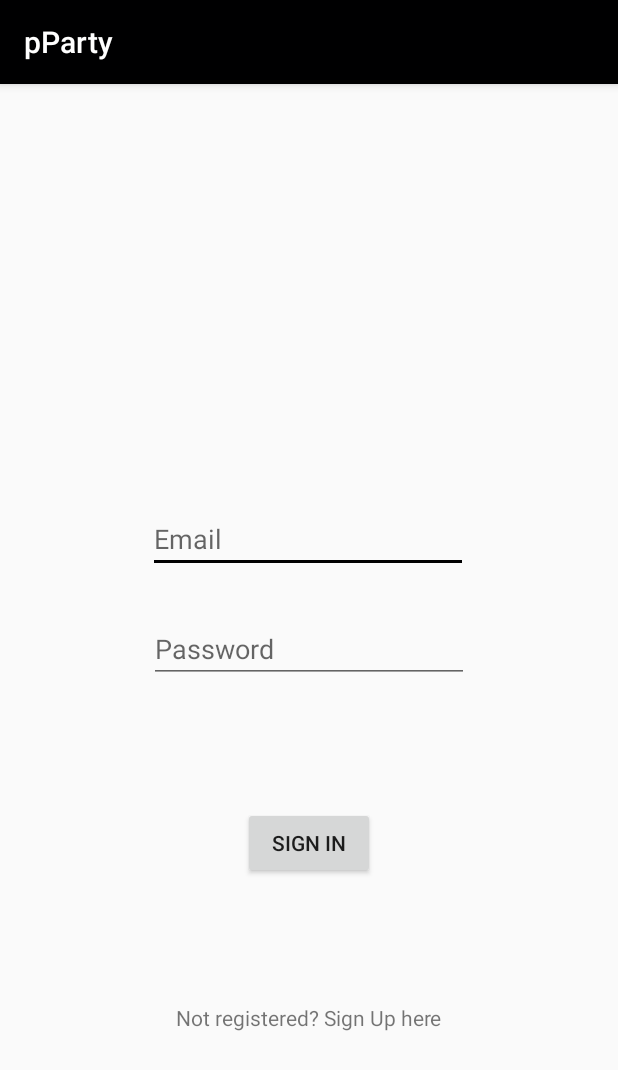
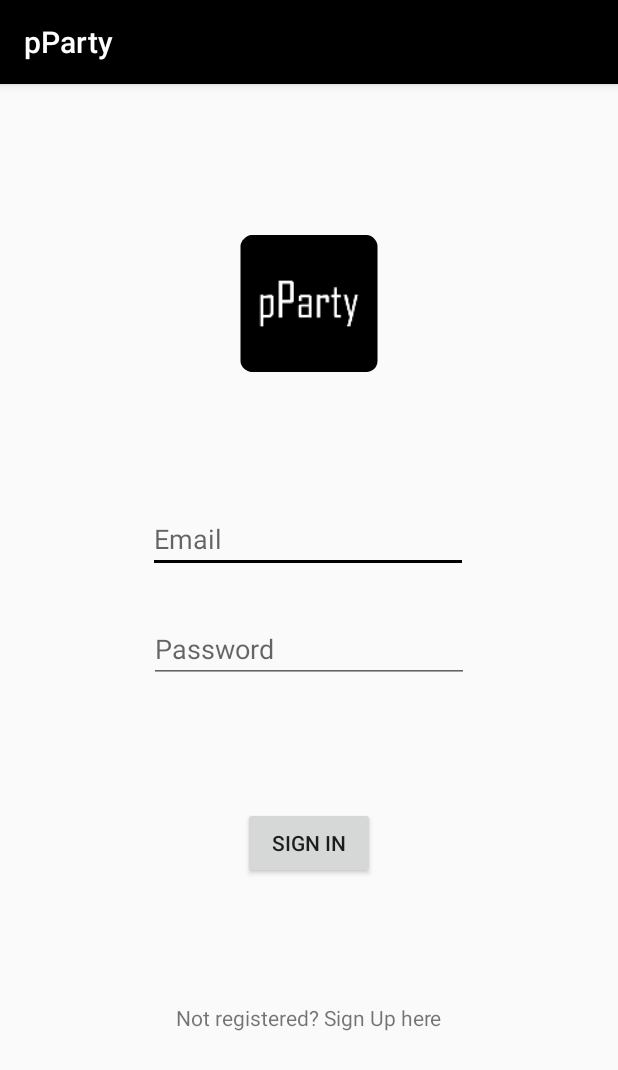
Before and after one commit to illianechesa/pParty, an Android app: the LoginActivity screen opened directly, with no data from a screen before it, on a phone screen of 412 x 824 dp. Shown: the top 1070 px of the screen. Run offline under Robolectric (Android 15) with nearby library versions, the phone set to English and light mode, and no system bars; our stand-ins replace Firebase (no records; nobody signed in at launch, a user with empty details on screens opened directly).

Commit message:
Logout done correctly, some changes in the xml register and login files
Signed-off-by: Illia Nechesa <nechesaillya@yahoo.es>

```diff
--- a/app/src/main/res/layout/activity_login.xml
+++ b/app/src/main/res/layout/activity_login.xml
@@ -5,6 +5,19 @@
     android:layout_width="match_parent"
     android:layout_height="match_parent"
     tools:context=".LoginActivity">
+
+
+    <ImageView
+        android:id="@+id/logo"
+        android:layout_width="117dp"
+        android:layout_height="91dp"
+        android:layout_marginBottom="576dp"
+        app:layout_constraintBottom_toBottomOf="parent"
+        app:layout_constraintEnd_toEndOf="parent"
+        app:layout_constraintStart_toStartOf="parent"
+        app:layout_constraintTop_toTopOf="parent"
+        app:layout_constraintVertical_bias="1.0"
+        app:srcCompat="@mipmap/ic_launcher_round" />
 
     <EditText
         android:id="@+id/signin_email"
```
Also changed, not shown: app/src/main/java/com/example/pParty/MainActivity.java (+28 -1 lines), app/src/main/res/layout/activity_sign_up.xml (+15 -0 lines).
